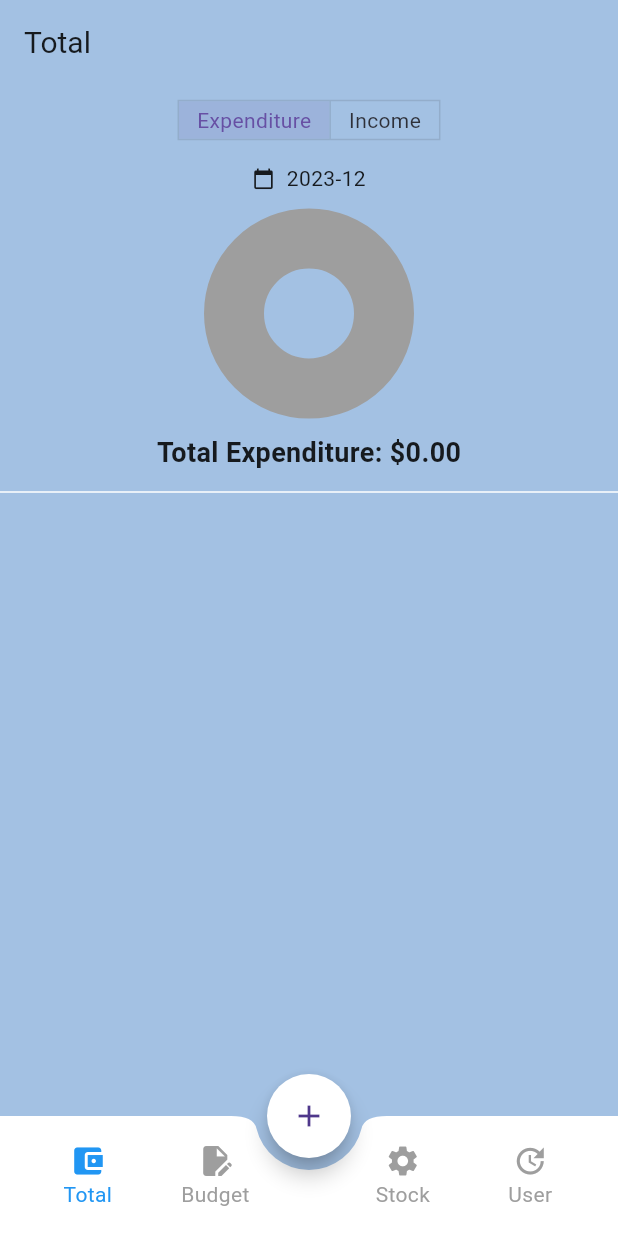
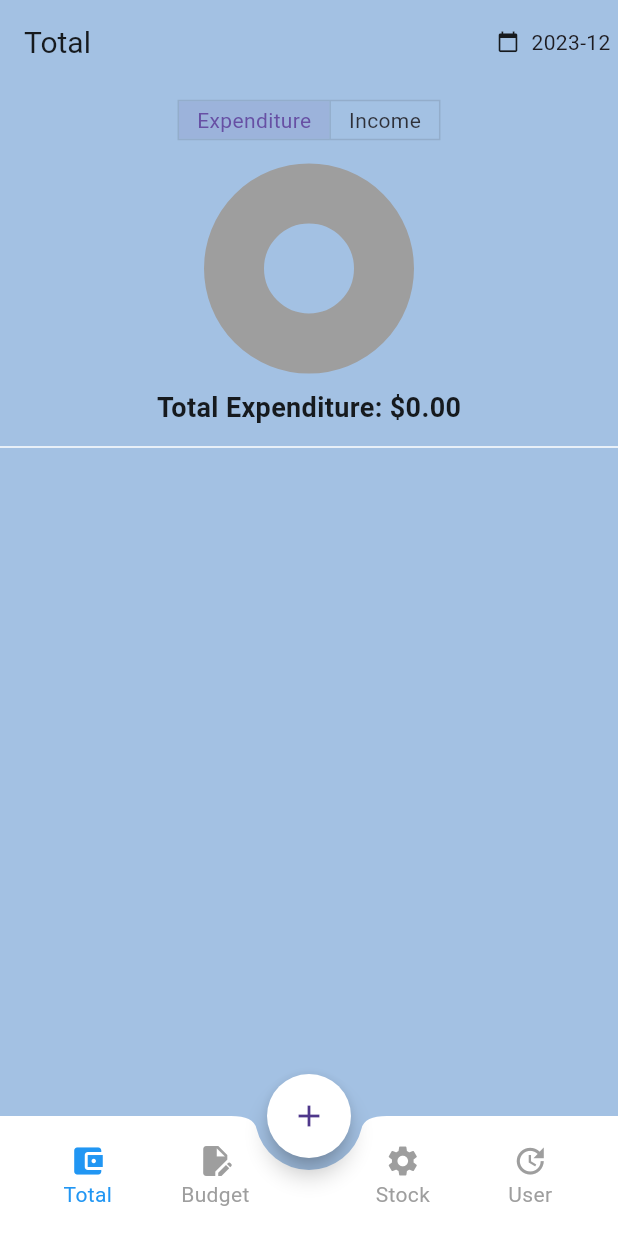
Before and after one commit to Lana0211/FMS, a Flutter app: the screen it shows after launch, on a phone screen of 412 x 824 dp. Run offline on Flutter 3.47's test engine with Material 3 defaults, Android fonts, the phone set to English and light mode, and no system bars; drawn by our look-alikes of fl_chart; our stand-ins replace month_picker_dialog; network calls fail; Roboto replaces fonts that are missing (Montserrat).

Commit message:
change total candeler to right top cornor

```diff
--- a/lib/accounting.dart
+++ b/lib/accounting.dart
@@ -101,7 +101,6 @@ class _AccountingScreenState extends State<AccountingScreen> {
             ),
             onTap: () => _selectMonthYear(context), // 綁定 _selectDate
           ),
-
         ],
       ),
       body: records.isEmpty
--- a/lib/total.dart
+++ b/lib/total.dart
@@ -90,6 +90,23 @@ class _TotalScreenState extends State<TotalScreen> {
     return Scaffold(
       appBar: AppBar(
         title: const Text('Total'),
+        actions: [
+          InkWell( // 日曆彈窗
+            child: Padding(
+              padding: const EdgeInsets.all(5),
+              child: Row(
+                mainAxisSize: MainAxisSize.min, // 限制 Row 的大小僅包裹其內容
+                mainAxisAlignment: MainAxisAlignment.center, // 水平居中
+                children: <Widget>[
+                  const Icon(Icons.calendar_today, size: 15.0), // 日曆圖標
+                  const SizedBox(width: 8.0), // 圖標和文本之間的間隙
+                  Text(formattedDate), // 顯示格式化的日期
+                ],
+              ),
+            ),
+            onTap: () => _selectMonthYear(context), // 綁定 _selectDate
+          ),
+        ],
       ),
       body: Column(
         children: [
@@ -117,21 +134,21 @@ class _TotalScreenState extends State<TotalScreen> {
               ),
             ],
           ),
-          InkWell( // 日曆彈窗
-            child: Padding(
-              padding: const EdgeInsets.all(5),
-              child: Row(
-                mainAxisSize: MainAxisSize.min, // 限制 Row 的大小僅包裹其內容
-                mainAxisAlignment: MainAxisAlignment.center, // 水平居中
-                children: <Widget>[
-                  const Icon(Icons.calendar_today, size: 15.0), // 日曆圖標
-                  const SizedBox(width: 8.0), // 圖標和文本之間的間隙
-                  Text(formattedDate), // 顯示格式化的日期
-                ],
-              ),
-            ),
-            onTap: () => _selectMonthYear(context), // 綁定 _selectDate
-          ),
+          // InkWell( // 日曆彈窗
+          //   child: Padding(
+          //     padding: const EdgeInsets.all(5),
+          //     child: Row(
+          //       mainAxisSize: MainAxisSize.min, // 限制 Row 的大小僅包裹其內容
+          //       mainAxisAlignment: MainAxisAlignment.center, // 水平居中
+          //       children: <Widget>[
+          //         const Icon(Icons.calendar_today, size: 15.0), // 日曆圖標
+          //         const SizedBox(width: 8.0), // 圖標和文本之間的間隙
+          //         Text(formattedDate), // 顯示格式化的日期
+          //       ],
+          //     ),
+          //   ),
+          //   onTap: () => _selectMonthYear(context), // 綁定 _selectDate
+          // ),
 
           _buildPieChart(),
           _buildTotalAmount(),
```
